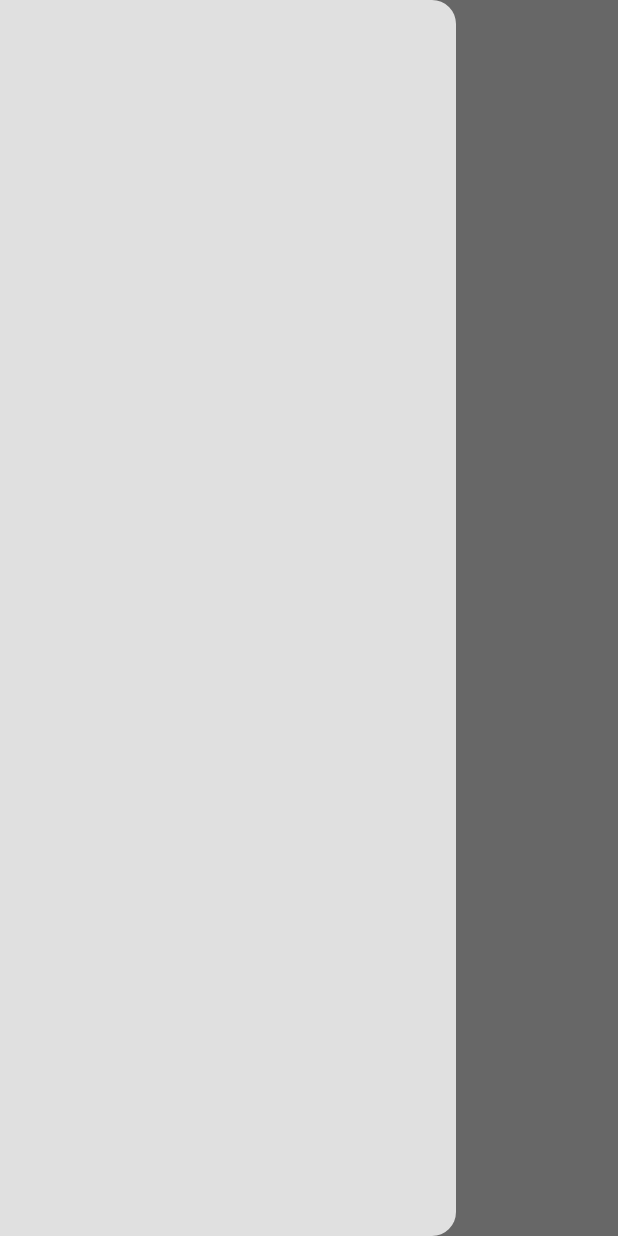
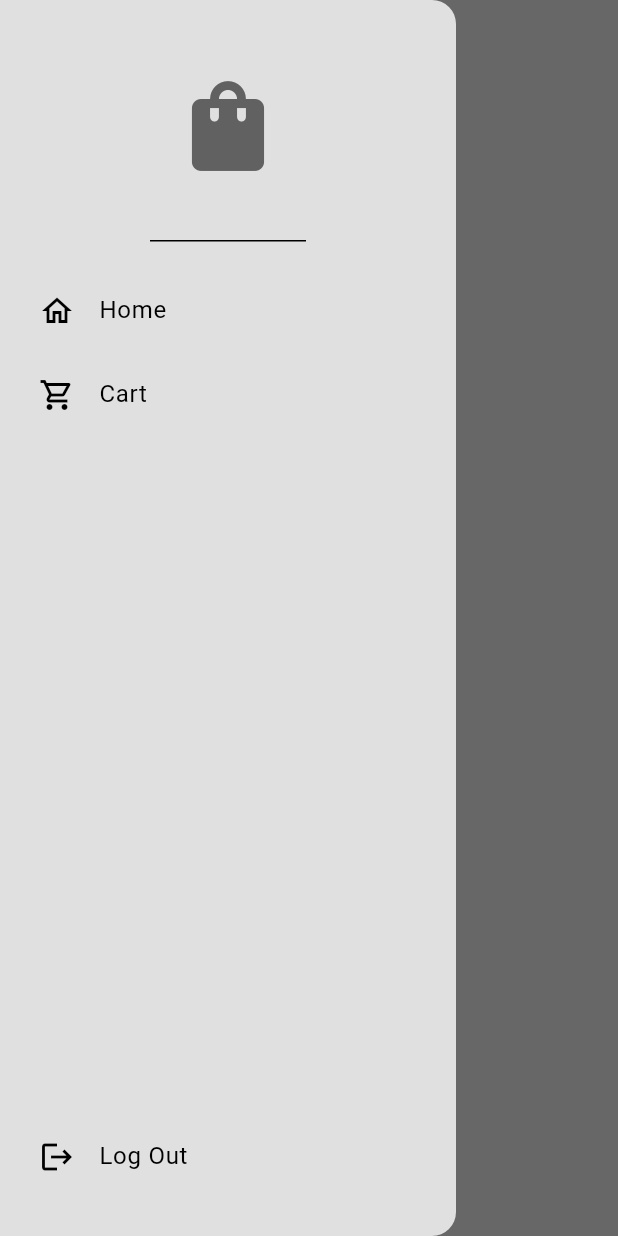
Before and after one commit to alexmortelsison/ECommerce-App-P, a Flutter app: the HomePage screen opened by its route, with the side drawer open, on a phone screen of 412 x 824 dp. Run offline on Flutter 3.47's test engine with Material 3 defaults, Android fonts, the phone set to English and light mode, and no system bars.

Commit message:
updated UI

```diff
--- a/lib/components/my_drawer.dart
+++ b/lib/components/my_drawer.dart
@@ -1,3 +1,4 @@
+import 'package:ecommerce_practice/components/my_list_tile.dart';
 import 'package:flutter/material.dart';
 
 class MyDrawer extends StatelessWidget {
@@ -7,6 +8,33 @@ class MyDrawer extends StatelessWidget {
   Widget build(BuildContext context) {
     return Drawer(
       backgroundColor: Theme.of(context).colorScheme.surface,
+      child: Padding(
+        padding: const EdgeInsets.symmetric(horizontal: 10),
+        child: Column(
+          mainAxisAlignment: MainAxisAlignment.spaceBetween,
+          children: [
+            Column(
+              children: [
+                DrawerHeader(
+                  child: Icon(
+                    Icons.shopping_bag,
+                    size: 72,
+                    color: Theme.of(context).colorScheme.inversePrimary,
+                  ),
+                ),
+                const SizedBox(height: 10),
+                const MyListTile(icon: Icons.home_outlined, text: 'Home'),
+                const MyListTile(
+                    icon: Icons.shopping_cart_outlined, text: 'Cart'),
+              ],
+            ),
+            const Padding(
+              padding: EdgeInsets.only(bottom: 25),
+              child: MyListTile(icon: Icons.logout, text: 'Log Out'),
+            )
+          ],
+        ),
+      ),
     );
   }
 }
--- /dev/null
+++ b/lib/components/my_list_tile.dart
@@ -0,0 +1,19 @@
+import 'package:flutter/material.dart';
+
+class MyListTile extends StatelessWidget {
+  final IconData? icon;
+  final String text;
+  const MyListTile({
+    super.key,
+    required this.icon,
+    required this.text,
+  });
+
+  @override
+  Widget build(BuildContext context) {
+    return ListTile(
+      leading: Icon(icon),
+      title: Text(text),
+    );
+  }
+}
```
